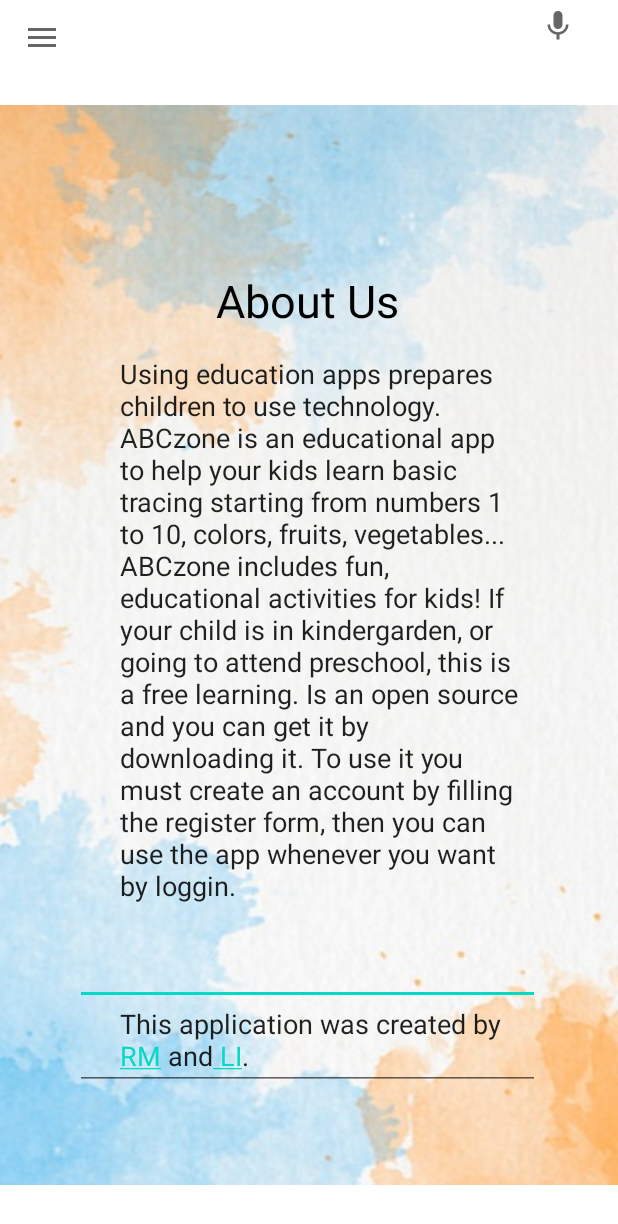
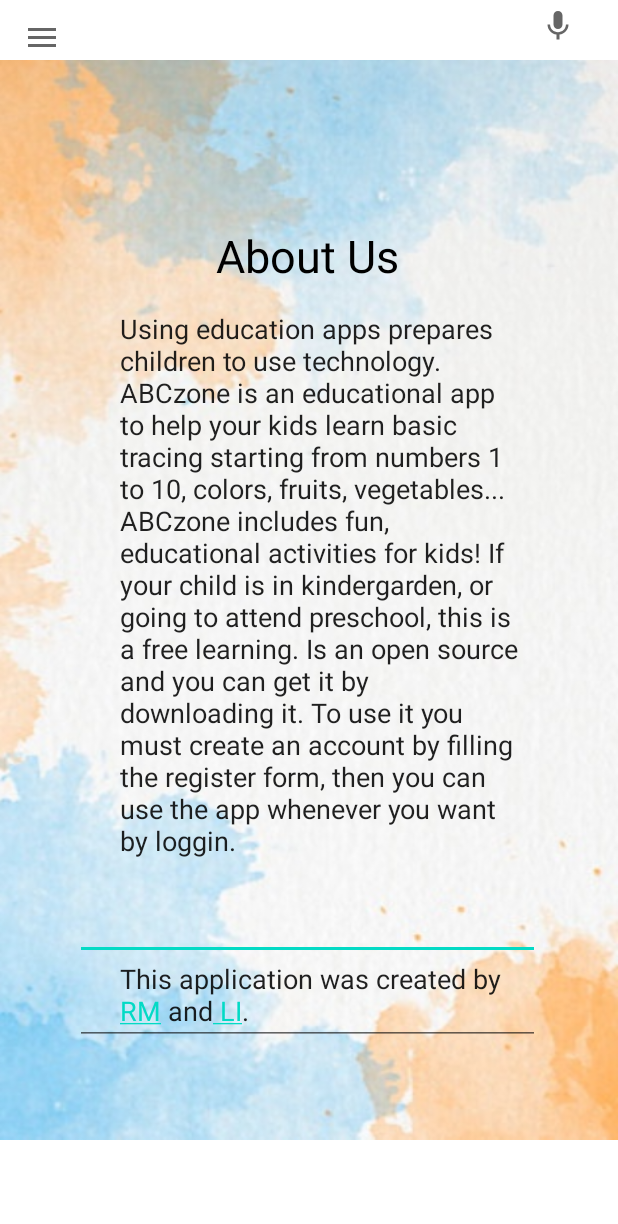
Before and after one commit to Linda-Imeri/ABCZone, an Android app: the screen it shows after launch once a user with an empty profile is signed in (MainZone), in the side drawer, after a tap on "About Us", on a phone screen of 412 x 824 dp. Shown: the top 1224 px of the screen. Run offline under Robolectric (Android 15) with nearby library versions, the phone set to English and light mode, and no system bars; our stand-ins replace Firebase (no records; nobody signed in at launch, a user with empty details on screens opened directly); libraries missing offline, so code that uses them is left out: com.tomer.fadingtextview; 1 statement that could not run was skipped.

Commit message:
final changes

```diff
--- a/app/src/main/res/layout/fragment_about_us_.xml
+++ b/app/src/main/res/layout/fragment_about_us_.xml
@@ -4,7 +4,7 @@
     xmlns:tools="http://schemas.android.com/tools"
     android:layout_width="match_parent"
     android:layout_height="match_parent"
-    android:layout_marginTop="70dp"
+    android:layout_marginTop="40dp"
     android:background="@drawable/aboutusbg"
     tools:context=".AboutUs_Fragment">
 
```
